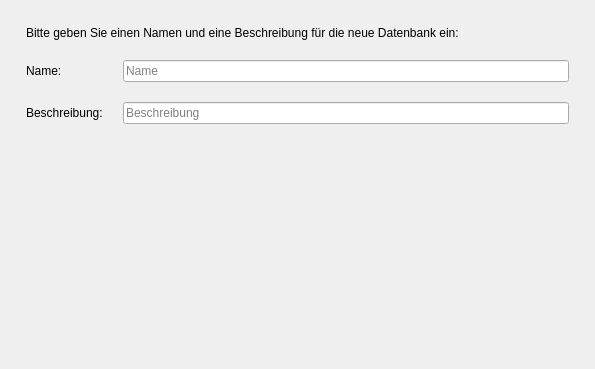
The window that ui/NameWizardPage.ui (JulWit/PasswordManager) describes before a commit, drawn with Qt 5.
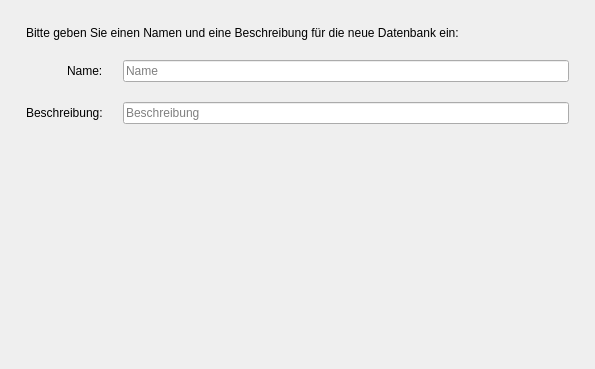
The same window after the commit.

Diff of the .ui file:
```diff
--- a/ui/NameWizardPage.ui
+++ b/ui/NameWizardPage.ui
@@ -19,6 +19,9 @@
   <layout class="QVBoxLayout" name="verticalLayout">
    <item>
     <layout class="QFormLayout" name="formLayout">
+     <property name="labelAlignment">
+      <set>Qt::AlignRight|Qt::AlignTrailing|Qt::AlignVCenter</set>
+     </property>
      <property name="horizontalSpacing">
       <number>20</number>
      </property>
```
